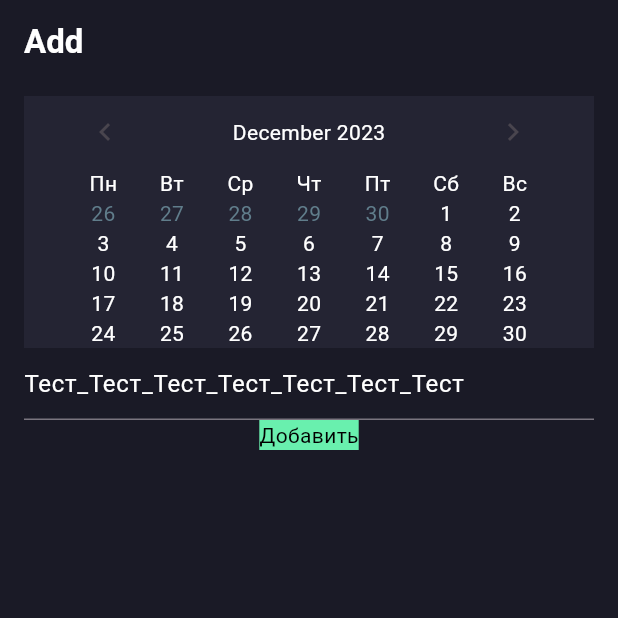
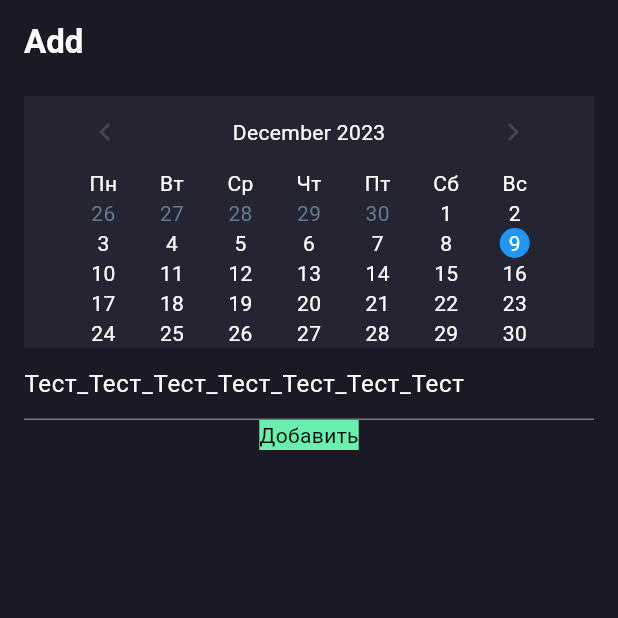
Before and after one commit to KaX8/Flutter-Lab-3, a Flutter app: the screen it shows after launch, after a tap on "ADD", on a phone screen of 412 x 824 dp, the top half of it. Run offline on Flutter 3.47's test engine with Material 3 defaults, Android fonts, the phone set to English and light mode, and no system bars.

Commit message:
!!!!выыав

```diff
--- a/lib/Calendar.dart
+++ b/lib/Calendar.dart
@@ -5,15 +5,19 @@ import 'package:lab_3_todo/ToDoList.dart';
 import 'package:lab_3_todo/ToDoMain.dart';
 
 class Calendar extends StatefulWidget {
-  const Calendar({super.key});
-
+  final Function(String) setNewDate;
+  const Calendar({super.key, required Function(String) this.setNewDate});
 
   @override
-  State<Calendar> createState() => _CalendarState();
+  State<Calendar> createState() => _CalendarState(setNewDate : setNewDate);
 }
 
 class _CalendarState extends State<Calendar> {
-  DateTime _currentDate = DateTime.now();
+  final Function(String) setNewDate;
+  _CalendarState ({required this.setNewDate});
+
+  DateTime _currentDate = DateTime(DateTime.now().year, DateTime.now().month, DateTime.now().day);
+
   late DateTime _selectedDate;
 
   @override
@@ -35,22 +39,21 @@ class _CalendarState extends State<Calendar> {
     int firstWeekdayOfMonth = firstDayOfMonth.weekday % 7;
     DateTime lastDayOfLastMonth = firstDayOfMonth.subtract(Duration(days: firstWeekdayOfMonth));
 
-
-    BoxDecoration decoration = BoxDecoration();
-    TextStyle textStyle = TextStyle(color: Colors.blueGrey);
-
     for (var i = 0; i < 35; i++) {
       DateTime day = lastDayOfLastMonth.add(Duration(days: i));
 
-      if (day.month == _currentDate.month) {
-        textStyle = TextStyle(color: Colors.white);
-      } else if (day.isAtSameMomentAs(_selectedDate)) {
+      BoxDecoration decoration = BoxDecoration();
+      TextStyle textStyle = TextStyle(color: Colors.blueGrey);
+
+      if (day.isAtSameMomentAs(_selectedDate)) {
+        DateFormat df = DateFormat("y-MM-dd");
+        setNewDate(df.format(day));
         decoration = BoxDecoration(color: Colors.blue, shape: BoxShape.circle);
         textStyle = TextStyle(color: Colors.white);
-      }else{
-
+      }else if (day.month == _currentDate.month) {
+        textStyle = TextStyle(color: Colors.white);
       }
-
+        //s
       dayWidgets.add(
         Expanded(
           child: GestureDetector(
--- a/lib/ToDoAdd.dart
+++ b/lib/ToDoAdd.dart
@@ -27,13 +27,19 @@ class _ToDoAddState extends State<ToDoAdd> {
   final TextEditingController _dateController = TextEditingController();
   final TextEditingController _taskTextController = TextEditingController();
 
+  late String date = "blahblahblah";
+
   @override
   void initState() {
     super.initState();
     json = ParseEvents.readEvents();
   }
 
-  void addNewTask(String date, String text){
+  void setNewDate(String d){
+    date = d;
+  }
+
+  void addNewTask(String text){
     // Проверяем, существует ли уже список задач для данной даты
     if (!groupedEvents.containsKey(date)) {
       // Если нет, создаем новый список
@@ -80,7 +86,7 @@ class _ToDoAddState extends State<ToDoAdd> {
             return Container(
               child: Column(
                 children: [
-                  Calendar(),
+                  Calendar(setNewDate: setNewDate),
                   TextField(
                     controller: _taskTextController,
                     style: TextStyle(
@@ -88,7 +94,7 @@ class _ToDoAddState extends State<ToDoAdd> {
                     ),
                   ),
                   InkWell(
-                    onTap: () => addNewTask(_dateController.text, _taskTextController.text),
+                    onTap: () => addNewTask(_taskTextController.text),
                     child: Container(
                       color: Colors.greenAccent,
                       child: Text("Добавить", style: TextStyle(
```
